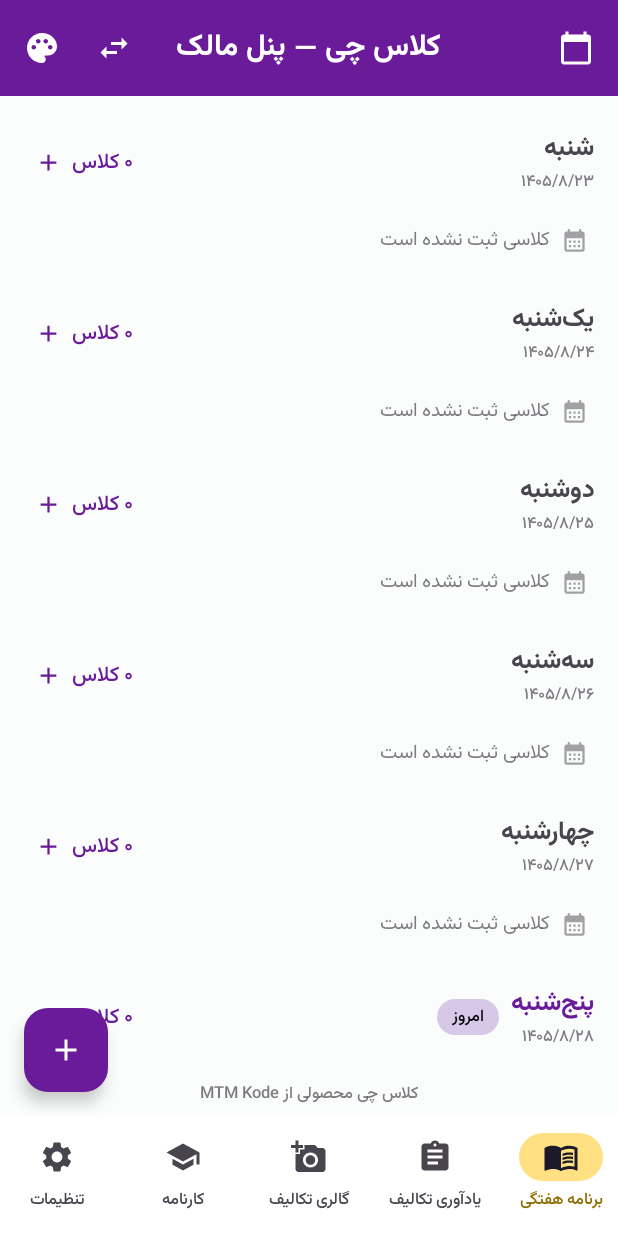
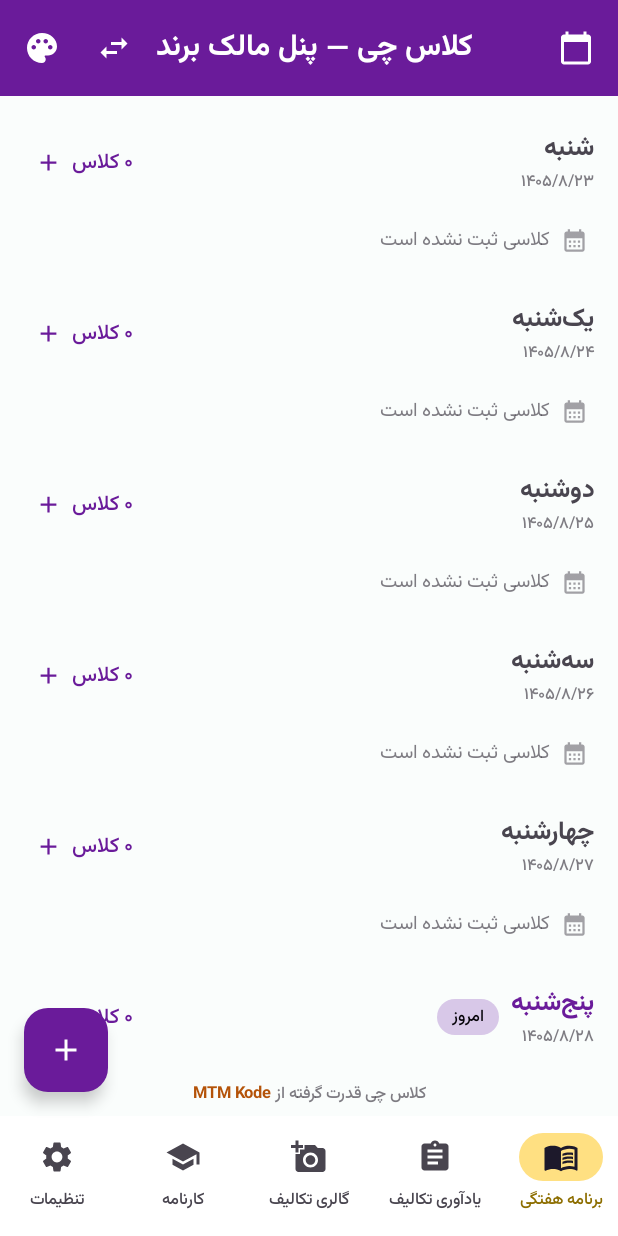
Before and after one commit to peymanfilm/kelass, an Android app built with Jetpack Compose: the screen it shows after launch (MainActivity), after a tap on "مالک برند MTM Kode", on a phone screen of 412 x 824 dp. Run offline under Robolectric (Android 15) with nearby library versions, the phone set to English and light mode, and no system bars; our stand-ins replace Room's generated code.

Commit message:
امضای برند جدید: کلاس چی قدرت گرفته از MTM Kode با نام برند برجسته + اصلاح برچسب پنل مالک برند

```diff
--- /dev/null
+++ b/app/src/main/java/com/example/classschedule/ui/screens/BrandSignature.kt
@@ -0,0 +1,52 @@
+package com.example.classschedule.ui.screens
+
+import androidx.compose.foundation.layout.fillMaxWidth
+import androidx.compose.foundation.layout.padding
+import androidx.compose.material3.MaterialTheme
+import androidx.compose.material3.Text
+import androidx.compose.runtime.Composable
+import androidx.compose.ui.Modifier
+import androidx.compose.ui.graphics.Color
+import androidx.compose.ui.text.SpanStyle
+import androidx.compose.ui.text.buildAnnotatedString
+import androidx.compose.ui.text.font.FontWeight
+import androidx.compose.ui.text.style.TextAlign
+import androidx.compose.ui.text.withStyle
+import androidx.compose.ui.unit.Dp
+import androidx.compose.ui.unit.dp
+
+/**
+ * امضای برنامه «کلاس چی» — یک‌جا تعریف شده تا در همه‌ی صفحه‌ها یکسان نمایش داده شود:
+ * «کلاس چی قدرت گرفته از MTM Kode»
+ * نام برند MTM Kode برجسته (بولد سیاه + رنگ کهربایی) نمایش داده می‌شود چون اسم برند است.
+ *
+ * @param verticalPadding فاصله‌ی عمودی بالا و پایین امضا (در صفحه‌ی انتخاب پنل ۱۴dp است)
+ */
+@Composable
+internal fun BrandSignature(
+    modifier: Modifier = Modifier,
+    verticalPadding: Dp = 6.dp
+) {
+    Text(
+        text = buildAnnotatedString {
+            append("کلاس چی قدرت گرفته از ")
+            withStyle(
+                style = SpanStyle(
+                    fontWeight = FontWeight.Black,
+                    color = BrandColor
+                )
+            ) {
+                append("MTM Kode")
+            }
+        },
+        style = MaterialTheme.typography.labelSmall,
+        color = MaterialTheme.colorScheme.onSurfaceVariant.copy(alpha = 0.7f),
+        textAlign = TextAlign.Center,
+        modifier = modifier
+            .fillMaxWidth()
+            .padding(vertical = verticalPadding)
+    )
+}
+
+/** رنگ کهربایی برند MTM Kode — همان رنگ تأکیدی وب‌سایت */
+private val BrandColor = Color(0xFFB45309)
--- a/app/src/main/java/com/example/classschedule/ui/screens/MainScreen.kt
+++ b/app/src/main/java/com/example/classschedule/ui/screens/MainScreen.kt
@@ -445,16 +445,8 @@ fun MainScreen(viewModel: ScheduleViewModel, role: Int) {
                 }
             }
 
-            // امضای برنامه — بالای نوار منوی پایین صفحه
-            Text(
-                text = "کلاس چی محصولی از MTM Kode",
-                style = MaterialTheme.typography.labelSmall,
-                color = MaterialTheme.colorScheme.onSurfaceVariant.copy(alpha = 0.7f),
-                textAlign = TextAlign.Center,
-                modifier = Modifier
-                    .fillMaxWidth()
-                    .padding(vertical = 6.dp)
-            )
+            // امضای برنامه — بالای نوار منوی پایین صفحه؛ نام برند برجسته می‌شود
+            BrandSignature()
         }
     }
 
--- a/app/src/main/java/com/example/classschedule/ui/screens/RoleSelectionScreen.kt
+++ b/app/src/main/java/com/example/classschedule/ui/screens/RoleSelectionScreen.kt
@@ -94,7 +94,7 @@ private val ROLE_VISUALS = listOf(
 fun roleTitle(role: Int): String = when (role) {
     AppRoles.ROLE_TEACHER -> "پنل معلم"
     AppRoles.ROLE_MANAGER -> "پنل مدیر"
-    AppRoles.ROLE_OWNER -> "پنل مالک"
+    AppRoles.ROLE_OWNER -> "پنل مالک برند"
     else -> "پنل دانش‌آموز"
 }
 
@@ -229,16 +229,8 @@ fun RoleSelectionScreen(
 
         Spacer(modifier = Modifier.weight(1f))
 
-        // امضای برنامه
-        Text(
-            text = "کلاس چی محصولی از MTM Kode",
-            style = MaterialTheme.typography.labelSmall,
-            color = MaterialTheme.colorScheme.onSurfaceVariant.copy(alpha = 0.7f),
-            textAlign = TextAlign.Center,
-            modifier = Modifier
-                .fillMaxWidth()
-                .padding(vertical = 14.dp)
-        )
+        // امضای برنامه — نام برند برجسته می‌شود
+        BrandSignature(verticalPadding = 14.dp)
     }
 }
 
```
Also changed, not shown: 1 other file.
